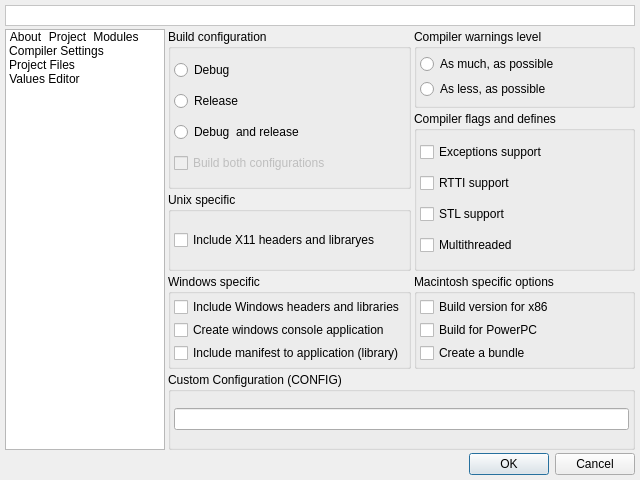
Qt form v2/branches/dev/plugins/xup/QMake/src/gui/UISimpleQMakeEditor.ui (testmana2/mks) before a commit.
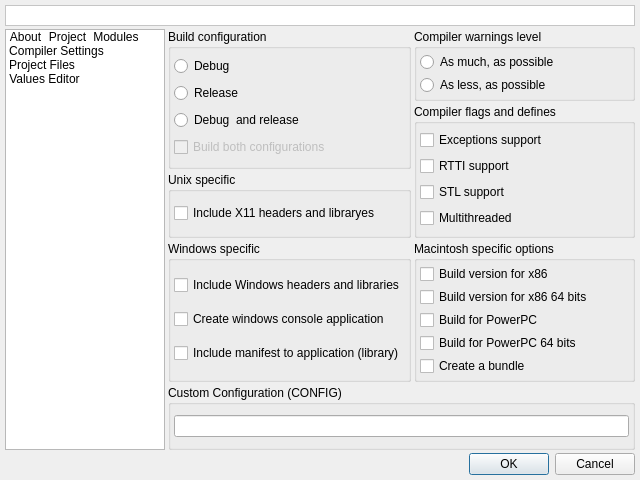
The same form after that commit. The open tabs and pages were chosen to show the change. Icons and pictures are not drawn.

Commit message: Add support for new Qt Modules / flags. ( Qt 4.6 )

```diff
--- a/v2/branches/dev/plugins/xup/QMake/src/gui/UISimpleQMakeEditor.ui
+++ b/v2/branches/dev/plugins/xup/QMake/src/gui/UISimpleQMakeEditor.ui
@@ -666,6 +666,16 @@
             </property>
            </widget>
           </item>
+          <item>
+           <widget class="QCheckBox" name="cbX86_64">
+            <property name="statusTip">
+             <string>x86_64</string>
+            </property>
+            <property name="text">
+             <string>Build version for x86 64 bits</string>
+            </property>
+           </widget>
+          </item>
           <item>
            <widget class="QCheckBox" name="cbPpc">
             <property name="statusTip">
@@ -676,6 +686,16 @@
             </property>
            </widget>
           </item>
+          <item>
+           <widget class="QCheckBox" name="cbPpc64">
+            <property name="statusTip">
+             <string>ppc64</string>
+            </property>
+            <property name="text">
+             <string>Build for PowerPC 64 bits</string>
+            </property>
+           </widget>
+          </item>
           <item>
            <widget class="QCheckBox" name="cbBundle">
             <property name="text">
```
Left out of the diff: 34 changed lines with no effect on the pictures. The commit also changes 2 other files.
